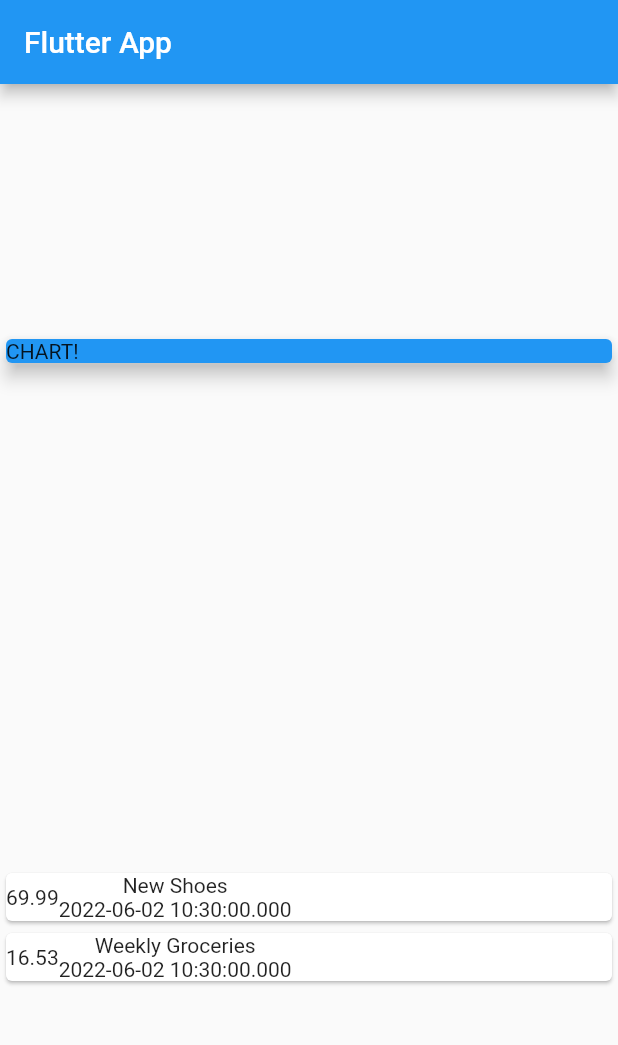
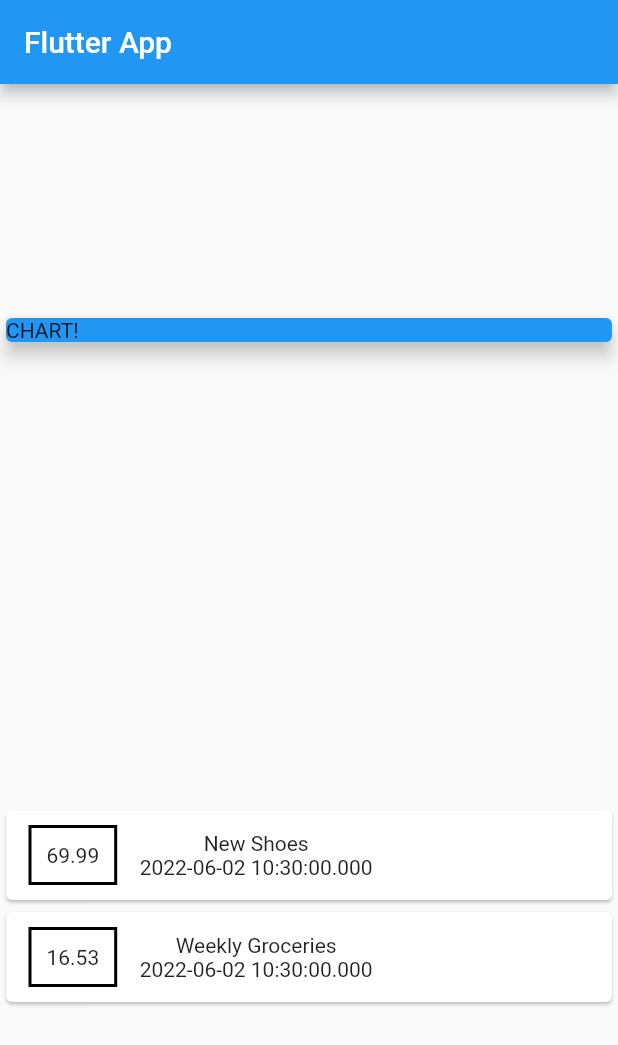
Before and after one commit to godo129/Flutter_Expense_App, a Flutter app: the screen it shows after launch, on a phone screen of 412 x 824 dp. Shown: the top 1045 px of the screen. Run offline on Flutter 3.47's test engine with Material 2 defaults, Android fonts, the phone set to English and light mode, and no system bars.

Commit message:
Container Styling

```diff
--- a/lib/main.dart
+++ b/lib/main.dart
@@ -55,12 +55,22 @@ class MyHomePage extends StatelessWidget {
                   child: Row(
                 children: <Widget>[
                   Container(
+                    margin: EdgeInsets.symmetric(vertical: 10, horizontal: 15),
+                    decoration: BoxDecoration(
+                      border: Border.all(
+                        color: Colors.black,
+                        width: 2,
+                      ),
+                    ),
+                    padding: EdgeInsets.all(10),
                     child: Text(tx.amount.toString()),
                   ),
-                  Column(children: <Widget>[
-                    Text(tx.title),
-                    Text(tx.date.toString())
-                  ],)
+                  Column(
+                    children: <Widget>[
+                      Text(tx.title),
+                      Text(tx.date.toString())
+                    ],
+                  )
                 ],
               ));
             }).toList())
```
